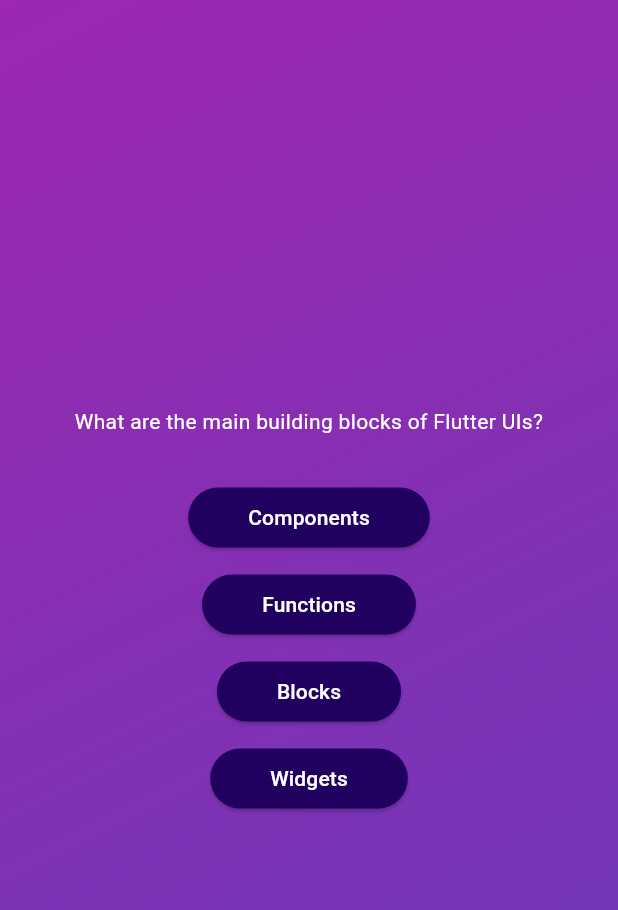
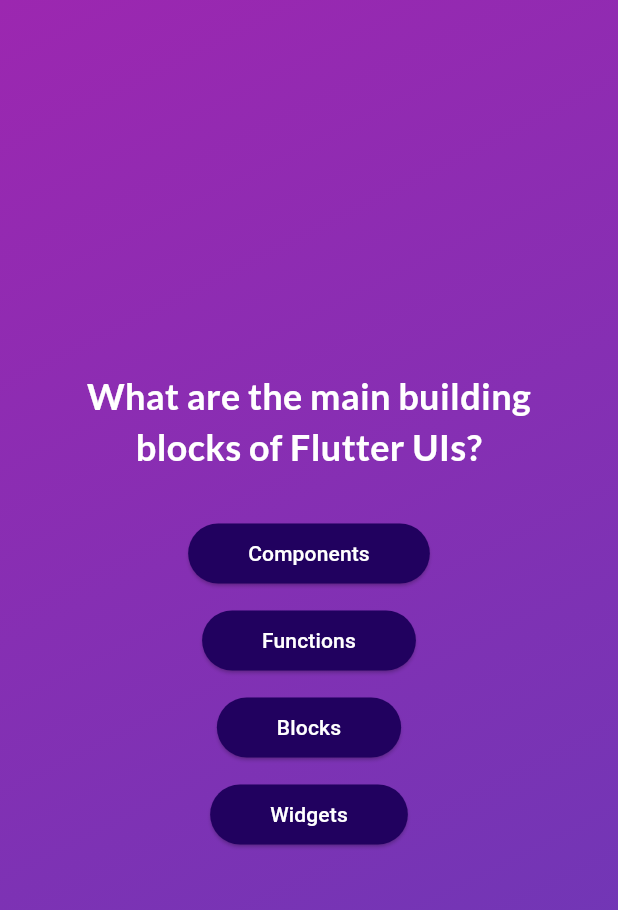
Before and after one commit to Vipin-V/quiz_app, a Flutter app: the screen it shows after launch, after a tap on "Start Quiz", on a phone screen of 412 x 824 dp. Shown: the top 910 px of the screen. Run offline on Flutter 3.47's test engine with Material 3 defaults, Android fonts, the phone set to English and light mode, and no system bars; our stand-ins replace google_fonts.

Commit message:
added questions screen and shuffle

```diff
--- a/lib/answer_button.dart
+++ b/lib/answer_button.dart
@@ -23,7 +23,10 @@ class AnswerButton extends StatelessWidget {
               borderRadius: BorderRadius.circular(40),
             ),
           ),
-          child: Text(answerText),
+          child: Text(
+            answerText,
+            textAlign: TextAlign.center,
+          ),
         ),
         const SizedBox(
           height: 10,
--- a/lib/questions_screen.dart
+++ b/lib/questions_screen.dart
@@ -1,6 +1,7 @@
 import 'package:flutter/material.dart';
 import "package:quiz_app/answer_button.dart";
 import 'package:quiz_app/data/questions.dart';
+import 'package:google_fonts/google_fonts.dart';
 
 class QuestionsScreen extends StatefulWidget {
   const QuestionsScreen({super.key});
@@ -32,7 +33,11 @@ class _QuestionsScreenState extends State<QuestionsScreen> {
           children: [
             Text(
               currentQuestion.text,
-              style: const TextStyle(color: Colors.white),
+              style: GoogleFonts.lato(
+                color: Colors.white,
+                fontSize: 24,
+                fontWeight: FontWeight.bold,
+              ),
               textAlign: TextAlign.center,
             ),
             const SizedBox(
--- a/lib/start_screen.dart
+++ b/lib/start_screen.dart
@@ -1,4 +1,5 @@
 import 'package:flutter/material.dart';
+import 'package:google_fonts/google_fonts.dart';
 
 class StartScreen extends StatelessWidget {
   const StartScreen(this.startQuiz, {super.key});
@@ -20,9 +21,12 @@ class StartScreen extends StatelessWidget {
             const SizedBox(
               height: 80,
             ),
-            const Text(
+            Text(
               'Learn Flutter the fun way!',
-              style: TextStyle(fontSize: 24, color: Colors.white),
+              style: GoogleFonts.lato(
+                color: const Color.fromARGB(255, 237, 223, 252),
+                fontSize: 24,
+              ),
             ),
             const SizedBox(
               height: 30,
--- a/pubspec.yaml
+++ b/pubspec.yaml
@@ -34,6 +34,7 @@ dependencies:
   # The following adds the Cupertino Icons font to your application.
   # Use with the CupertinoIcons class for iOS style icons.
   cupertino_icons: ^1.0.6
+  google_fonts: ^6.2.1
 
 dev_dependencies:
   flutter_test:
```
Also changed, not shown: pubspec.lock, 1 other file.
